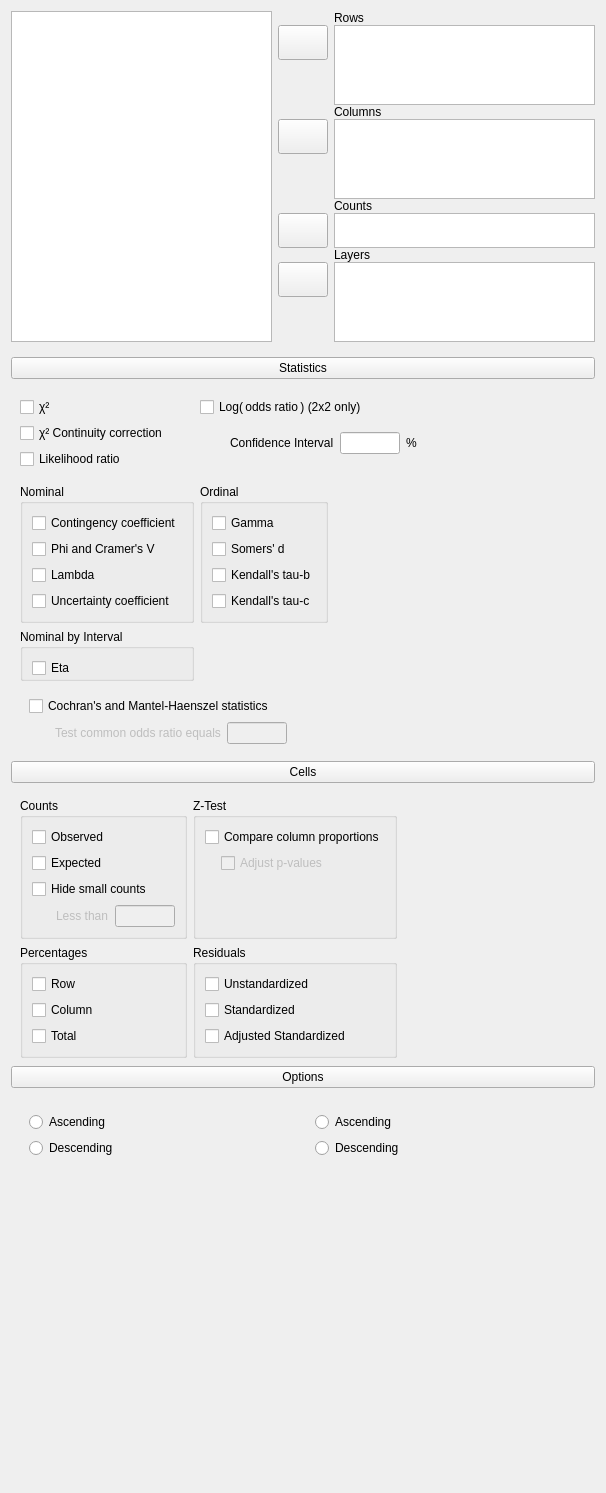
The window that JASP-Desktop/analysisforms/contingencytablesform.ui (jasp-stats/jasp-desktop) describes before a commit, drawn with Qt 5.
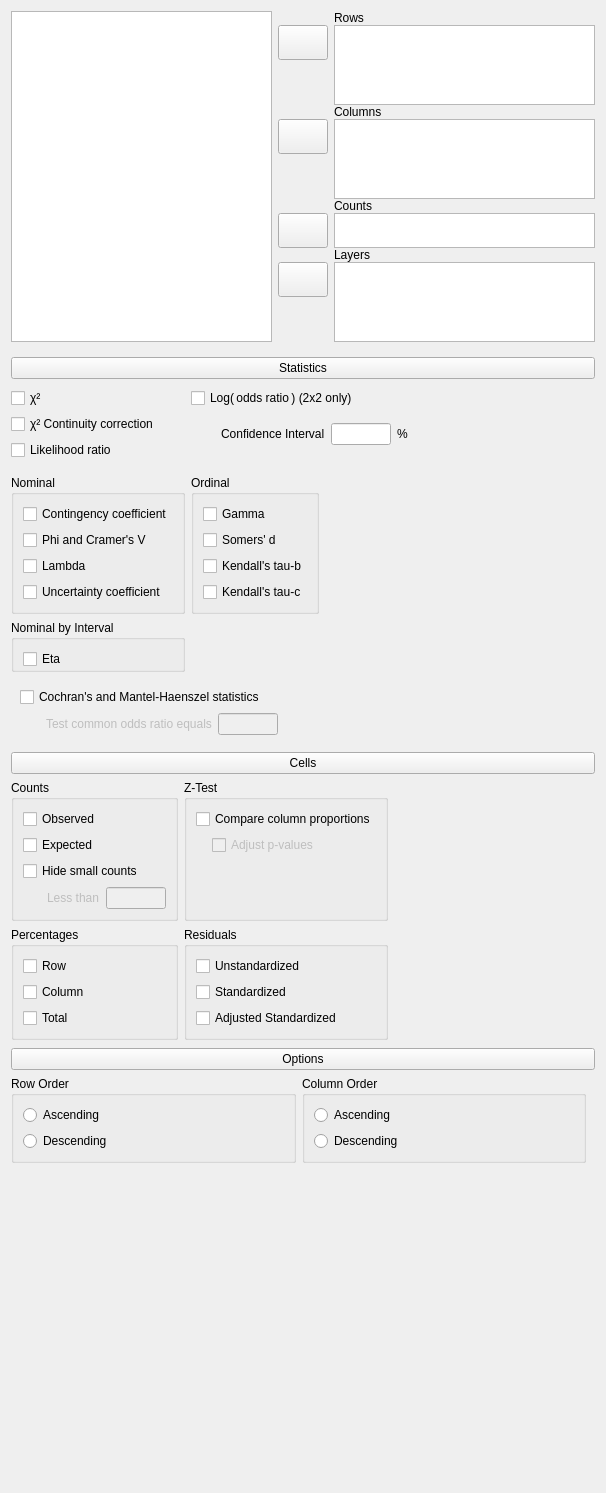
The same window after the commit. Custom widgets are drawn as their Qt base class.

Patch:
```diff
--- a/JASP-Desktop/analysisforms/contingencytablesform.ui
+++ b/JASP-Desktop/analysisforms/contingencytablesform.ui
@@ -370,6 +370,12 @@
       <item row="2" column="0" rowspan="2" colspan="3">
        <widget class="QWidget" name="panelStatistics" native="true">
         <layout class="QGridLayout" name="gridLayout_12">
+         <property name="leftMargin">
+          <number>0</number>
+         </property>
+         <property name="topMargin">
+          <number>0</number>
+         </property>
          <property name="bottomMargin">
           <number>0</number>
          </property>
@@ -659,6 +665,12 @@
          </sizepolicy>
         </property>
         <layout class="QGridLayout" name="gridLayout_17">
+         <property name="leftMargin">
+          <number>0</number>
+         </property>
+         <property name="topMargin">
+          <number>0</number>
+         </property>
          <property name="bottomMargin">
           <number>0</number>
          </property>
@@ -878,9 +890,15 @@
       <item row="1" column="0" colspan="2">
        <widget class="QWidget" name="panelOptions" native="true">
         <layout class="QGridLayout" name="gridLayout_21">
+         <property name="leftMargin">
+          <number>0</number>
+         </property>
+         <property name="topMargin">
+          <number>0</number>
+         </property>
          <item row="0" column="0">
-          <widget class="BoundGroupBox" name="rowOrder" native="true">
-           <property name="title" stdset="0">
+          <widget class="BoundGroupBox" name="rowOrder">
+           <property name="title">
             <string>Row Order</string>
            </property>
            <layout class="QGridLayout" name="gridLayout_24">
@@ -902,8 +920,8 @@
           </widget>
          </item>
          <item row="0" column="1">
-          <widget class="BoundGroupBox" name="columnOrder" native="true">
-           <property name="title" stdset="0">
+          <widget class="BoundGroupBox" name="columnOrder">
+           <property name="title">
             <string>Column Order</string>
            </property>
            <layout class="QGridLayout" name="gridLayout_25">
@@ -968,11 +986,6 @@
    <extends>QListView</extends>
    <header>widgets/boundlistview.h</header>
   </customwidget>
-  <customwidget>
-   <class>BoundCheckBox</class>
-   <extends>QCheckBox</extends>
-   <header>widgets/boundcheckbox.h</header>
-  </customwidget>
   <customwidget>
    <class>GroupBox</class>
    <extends>QGroupBox</extends>
@@ -986,7 +999,7 @@
   </customwidget>
   <customwidget>
    <class>BoundGroupBox</class>
-   <extends>QWidget</extends>
+   <extends>QGroupBox</extends>
    <header>widgets/boundgroupbox.h</header>
    <container>1</container>
   </customwidget>
@@ -995,6 +1008,11 @@
    <extends>QPushButton</extends>
    <header>widgets/expanderbutton.h</header>
   </customwidget>
+  <customwidget>
+   <class>BoundCheckBox</class>
+   <extends>QCheckBox</extends>
+   <header>widgets/boundcheckbox.h</header>
+  </customwidget>
  </customwidgets>
  <resources/>
  <connections>
```
